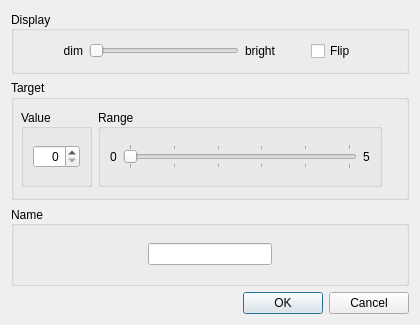
First picture: the form in src/ui/PreferencesDialogUI.ui, repository myTonino/Tonino-App, before the edit.
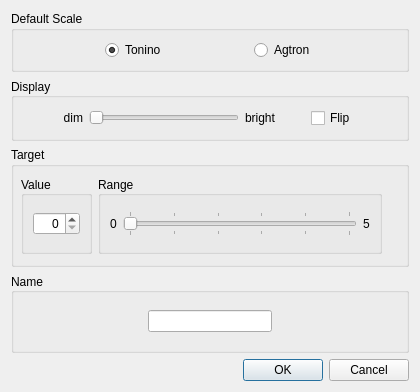
Second picture: the form after the edit.

Commit message: - updates Python to 3.11 - adds typing annotations - fixes app logging - adds connected Tonino serial number to about dialog - adds support for Agtron default scale - updates axis limits - adds roast degree names - adds agtron.toni scale - bug fixes

What changed in the file:
```diff
--- a/src/ui/PreferencesDialogUI.ui
+++ b/src/ui/PreferencesDialogUI.ui
@@ -7,7 +7,7 @@
     <x>0</x>
     <y>0</y>
     <width>420</width>
-    <height>316</height>
+    <height>385</height>
    </rect>
   </property>
   <property name="sizePolicy">
@@ -19,7 +19,7 @@
   <property name="maximumSize">
    <size>
     <width>420</width>
-    <height>316</height>
+    <height>400</height>
    </size>
   </property>
   <property name="windowTitle">
@@ -29,6 +29,89 @@
    <bool>true</bool>
   </property>
   <layout class="QVBoxLayout" name="verticalLayout">
+   <item>
+    <widget class="QGroupBox" name="groupBoxDefaultScale">
+     <property name="toolTip">
+      <string notr="true"/>
+     </property>
+     <property name="accessibleDescription">
+      <string notr="true"/>
+     </property>
+     <property name="title">
+      <string notr="true">Default Scale</string>
+     </property>
+     <layout class="QHBoxLayout" name="horizontalLayout_7">
+      <item>
+       <spacer name="horizontalSpacer">
+        <property name="orientation">
+         <enum>Qt::Horizontal</enum>
+        </property>
+        <property name="sizeHint" stdset="0">
+         <size>
+          <width>40</width>
+          <height>20</height>
+         </size>
+        </property>
+       </spacer>
+      </item>
+      <item>
+       <widget class="QRadioButton" name="radioButtonTonino">
+        <property name="toolTip">
+         <string notr="true"/>
+        </property>
+        <property name="accessibleDescription">
+         <string notr="true"/>
+        </property>
+        <property name="text">
+         <string notr="true">Tonino</string>
+        </property>
+        <property name="checked">
+         <bool>true</bool>
+        </property>
+       </widget>
+      </item>
+      <item>
+       <spacer name="horizontalSpacer_6">
+        <property name="orientation">
+         <enum>Qt::Horizontal</enum>
+        </property>
+        <property name="sizeHint" stdset="0">
+         <size>
+          <width>40</width>
+          <height>20</height>
+         </size>
+        </property>
+       </spacer>
+      </item>
+      <item>
+       <widget class="QRadioButton" name="radioButtonAgtron">
+        <property name="toolTip">
+         <string notr="true"/>
+        </property>
+        <property name="accessibleDescription">
+         <string notr="true"/>
+        </property>
+        <property name="text">
+         <string notr="true">Agtron</string>
+        </property>
+       </widget>
+      </item>
+      <item>
+       <spacer name="horizontalSpacer_5">
+        <property name="orientation">
+         <enum>Qt::Horizontal</enum>
+        </property>
+        <property name="sizeHint" stdset="0">
+         <size>
+          <width>40</width>
+          <height>20</height>
+         </size>
+        </property>
+       </spacer>
+      </item>
+     </layout>
+    </widget>
+   </item>
    <item>
     <widget class="QGroupBox" name="groupBoxToninoDisplay">
      <property name="title">
```
The commit also changes 30 other files.
